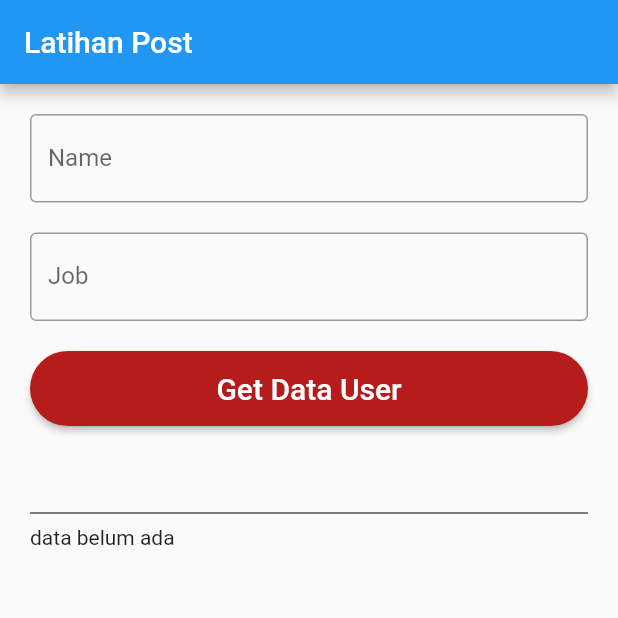
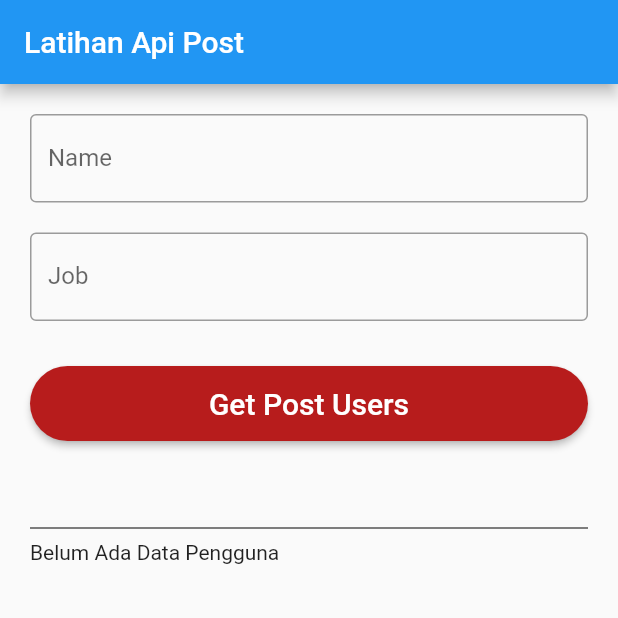
Before and after one commit to angular403/belajar_flutter, a Flutter app: the screen it shows after launch, after a tap on "Belajar Api", on a phone screen of 412 x 824 dp, the top half of it. Run offline on Flutter 3.47's test engine with Material 2 defaults, Android fonts, the phone set to English and light mode, and no system bars; network calls fail.

Commit message:
update belajar api post

```diff
--- a/lib/belajar_api/latihan_api_post.dart
+++ b/lib/belajar_api/latihan_api_post.dart
@@ -1,88 +1,70 @@
 import 'dart:convert';
 
 import 'package:flutter/material.dart';
-import 'package:flutter/services.dart';
+
 import 'package:http/http.dart' as http;
 
-class LatihanPost extends StatefulWidget {
-  LatihanPost({Key? key}) : super(key: key);
+class LatihanApiPost extends StatefulWidget {
+  LatihanApiPost({Key? key}) : super(key: key);
 
   @override
-  State<LatihanPost> createState() => _LatihanPostState();
+  State<LatihanApiPost> createState() => _LatihanApiPostState();
 }
 
-class _LatihanPostState extends State<LatihanPost> {
+class _LatihanApiPostState extends State<LatihanApiPost> {
   TextEditingController nameC = TextEditingController();
   TextEditingController jobC = TextEditingController();
 
-  String hasilResponse = "data belum ada";
+  String hasilResponse = "Belum Ada Data Pengguna";
 
   @override
   Widget build(BuildContext context) {
     return Scaffold(
-      appBar: AppBar(
-        title: Text("Latihan Post"),
-      ),
+      appBar: AppBar(title: Text("Latihan Api Post")),
       body: ListView(
         padding: EdgeInsets.all(20),
         children: [
           TextField(
             controller: nameC,
             autocorrect: false,
+            keyboardType: TextInputType.text,
             textInputAction: TextInputAction.next,
-            keyboardType: TextInputType.text,
             decoration: InputDecoration(
                 border: OutlineInputBorder(),
                 labelText: "Name",
-              hintText: "Your Name...",
+                hintText: "Your Name"),
           ),
-          ),
-          SizedBox(
-            height: 20,
-          ),
+          SizedBox(height: 20),
           TextField(
             controller: jobC,
             autocorrect: false,
+            keyboardType: TextInputType.text,
             textInputAction: TextInputAction.next,
-            keyboardType: TextInputType.text,
             decoration: InputDecoration(
                 border: OutlineInputBorder(),
                 labelText: "Job",
-              hintText: "Your Job...",
+                hintText: "Your Job"),
           ),
-          ),
-          SizedBox(
-            height: 20,
-          ),
+          SizedBox(height: 30),
           ElevatedButton(
             onPressed: () async {
-              var myrespons = await http.post(
+              var response = await http.post(
                   Uri.parse("https://reqres.in/api/users"),
                   body: {"name": nameC.text, "job": jobC.text});
-
-              var data = jsonDecode(myrespons.body) as Map<String, dynamic>;
+              var data = jsonDecode(response.body) as Map<String, dynamic>;
               setState(() {
                 hasilResponse = "${data["name"]} - ${data["job"]}";
               });
             },
-            child: Text(
-              "Get Data User",
-              style: TextStyle(fontSize: 20),
-            ),
+            child: Text("Get Post Users", style: TextStyle(fontSize: 20)),
             style: ElevatedButton.styleFrom(
                 primary: Colors.red[900],
-              fixedSize: Size(100, 50),
+                fixedSize: Size(200, 50),
                 shape: RoundedRectangleBorder(
-                borderRadius: BorderRadius.circular(50),
+                    borderRadius: BorderRadius.circular(50))),
           ),
-            ),
-          ),
-          SizedBox(
-            height: 50,
-          ),
-          Divider(
-            color: Colors.black,
-          ),
+          SizedBox(height: 50),
+          Divider(color: Colors.black),
           Text(hasilResponse),
         ],
       ),
--- a/lib/pages/home_page.dart
+++ b/lib/pages/home_page.dart
@@ -152,7 +152,7 @@ class HomePage extends StatelessWidget {
                 onPressed: () {
                   Navigator.of(context).pushReplacement(
                     MaterialPageRoute(
-                      builder: (context) => LatihanPost(),
+                      builder: (context) => LatihanApiPost(),
                     ),
                   );
                 },
```
Also changed, not shown: lib/belajar_api/latihan_api_get.dart (+23 -37 lines). Lines whose indentation alone changed are shown as unchanged.
